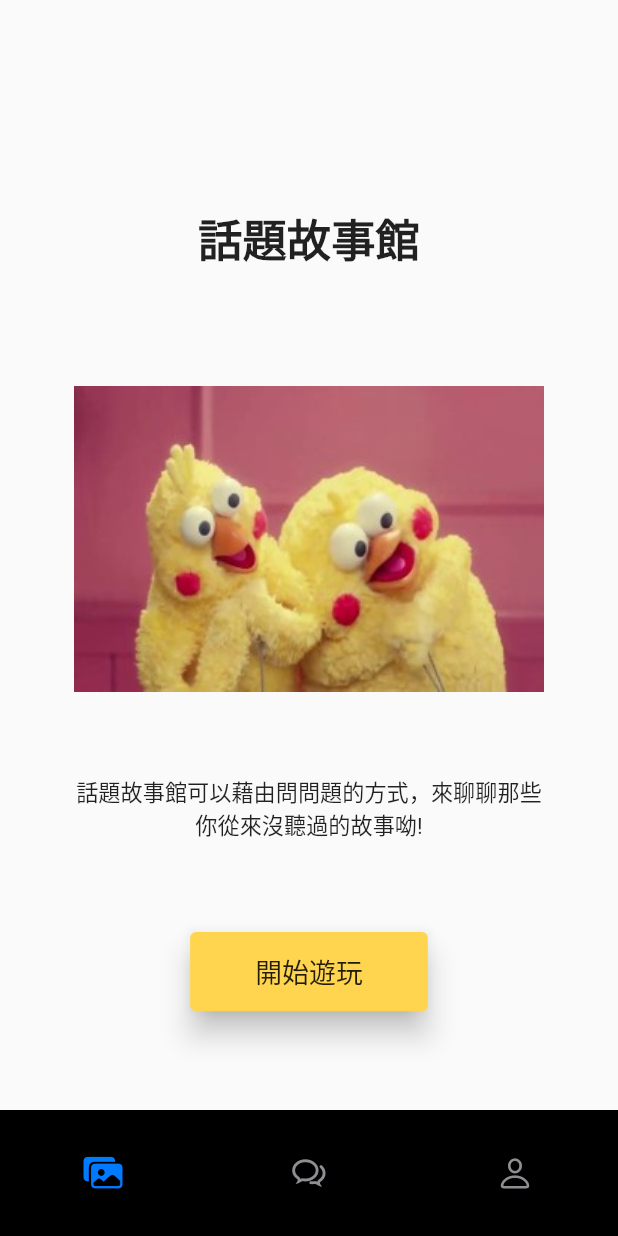
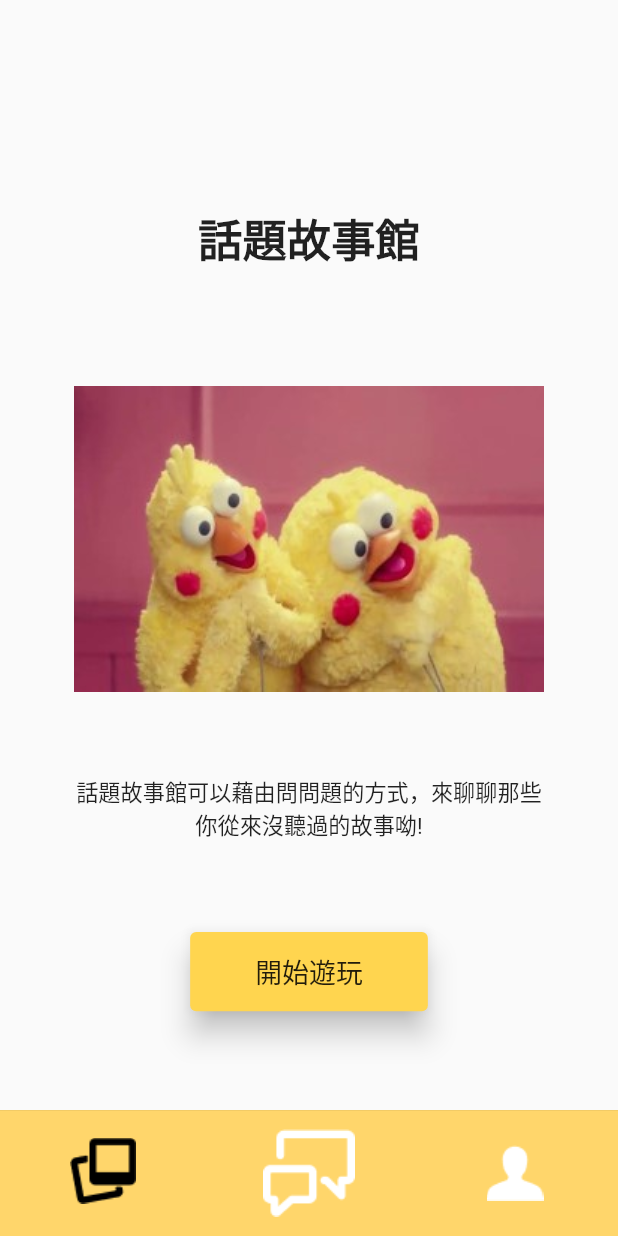
Before and after one commit to tsaoni/famistroy, a Flutter app: the screen it shows after launch, on a phone screen of 412 x 824 dp. Run offline on Flutter 3.47's test engine with Material 2 defaults, Android fonts, the phone set to English and light mode, and no system bars; drawn by our look-alikes of persistent_bottom_nav_bar; our stand-ins replace flutter_screenutil, image_picker, permission_handler; missing offline and left inert: flutter_sound.

Commit message:
Add navigation bar layout

```diff
--- a/lib/main.dart
+++ b/lib/main.dart
@@ -56,19 +56,28 @@ class _MainPageState extends State<MainPage> {
   List<PersistentBottomNavBarItem> _navBarsItems() {
     return [
       PersistentBottomNavBarItem(
-        icon: const Icon(CupertinoIcons.photo_fill_on_rectangle_fill),
-        activeColorPrimary: CupertinoColors.activeBlue,
-        inactiveColorPrimary: CupertinoColors.systemGrey,
+        icon: ImageIcon(
+          const AssetImage("assets/images/picture-polaroid.png"),
+          size: 42.w,
+        ),
+        activeColorPrimary: CupertinoColors.black,
+        inactiveColorPrimary: CupertinoColors.white,
       ),
       PersistentBottomNavBarItem(
-        icon: const Icon(CupertinoIcons.chat_bubble_2),
-        activeColorPrimary: CupertinoColors.activeBlue,
-        inactiveColorPrimary: CupertinoColors.systemGrey,
+        icon: ImageIcon(
+          const AssetImage("assets/images/conversation-chat-1-alternate.png"),
+          size: 58.w,
+        ),
+        activeColorPrimary: CupertinoColors.black,
+        inactiveColorPrimary: CupertinoColors.white,
       ),
       PersistentBottomNavBarItem(
-        icon: const Icon(CupertinoIcons.person),
-        activeColorPrimary: CupertinoColors.activeBlue,
-        inactiveColorPrimary: CupertinoColors.systemGrey,
+        icon: ImageIcon(
+          const AssetImage("assets/images/single-neutral.png"),
+          size: 42.w,
+        ),
+        activeColorPrimary: CupertinoColors.black,
+        inactiveColorPrimary: CupertinoColors.white,
       ),
     ];
   }
@@ -82,7 +91,7 @@ class _MainPageState extends State<MainPage> {
       items: _navBarsItems(),
       navBarHeight: 86.h,
       confineInSafeArea: true,
-      backgroundColor: Colors.black,
+      backgroundColor: const Color(0xFFFFD66B),
       handleAndroidBackButtonPress: true,
       resizeToAvoidBottomInset: true,
       stateManagement: false,
```
Also changed, not shown: assets/images/conversation-chat-1-alternate.png (added), assets/images/picture-polaroid.png (added), assets/images/single-neutral.png (added).
